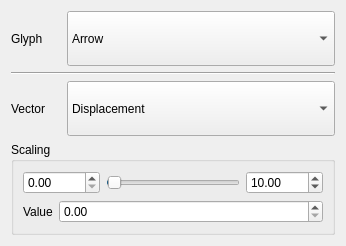
First picture: the form in src/Mod/Fem/Gui/TaskPostGlyph.ui, repository Walgri/FreeCAD_bhb, before the edit.
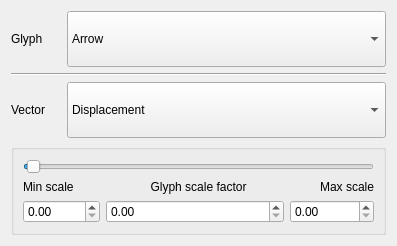
Second picture: the form after the edit.

Commit message: Glyph improvements in task panel

The edit to the form file:
```diff
--- a/src/Mod/Fem/Gui/TaskPostGlyph.ui
+++ b/src/Mod/Fem/Gui/TaskPostGlyph.ui
@@ -6,7 +6,7 @@
    <rect>
     <x>0</x>
     <y>0</y>
-    <width>346</width>
+    <width>397</width>
     <height>246</height>
    </rect>
   </property>
@@ -141,34 +141,10 @@
       </sizepolicy>
      </property>
      <property name="title">
-      <string>Scaling</string>
+      <string/>
      </property>
      <layout class="QVBoxLayout" name="verticalLayout_2">
       <item>
-       <layout class="QHBoxLayout" name="horizontalLayout_2">
-        <item>
-         <widget class="QDoubleSpinBox" name="Min">
-          <property name="sizePolicy">
-           <sizepolicy hsizetype="Fixed" vsizetype="Fixed">
-            <horstretch>0</horstretch>
-            <verstretch>0</verstretch>
-           </sizepolicy>
-          </property>
-          <property name="minimumSize">
-           <size>
-            <width>20</width>
-            <height>0</height>
-           </size>
-          </property>
-          <property name="maximum">
-           <double>99999.000000000000000</double>
-          </property>
-          <property name="value">
-           <double>0.000000000000000</double>
-          </property>
-         </widget>
-        </item>
-        <item>
          <widget class="QSlider" name="Slider">
           <property name="sizePolicy">
            <sizepolicy hsizetype="MinimumExpanding" vsizetype="Fixed">
@@ -203,7 +179,49 @@
          </widget>
         </item>
         <item>
-         <widget class="QDoubleSpinBox" name="Max">
+       <layout class="QHBoxLayout" name="horizontalLayout_5">
+        <item>
+         <widget class="QLabel" name="label_4">
+          <property name="sizePolicy">
+           <sizepolicy hsizetype="Minimum" vsizetype="Minimum">
+            <horstretch>0</horstretch>
+            <verstretch>0</verstretch>
+           </sizepolicy>
+          </property>
+          <property name="text">
+           <string>Min scale</string>
+          </property>
+         </widget>
+        </item>
+        <item>
+         <widget class="QLabel" name="label_5">
+          <property name="text">
+           <string>Glyph scale factor</string>
+          </property>
+          <property name="alignment">
+           <set>Qt::AlignCenter</set>
+          </property>
+         </widget>
+        </item>
+        <item>
+         <widget class="QLabel" name="label_6">
+          <property name="layoutDirection">
+           <enum>Qt::LeftToRight</enum>
+          </property>
+          <property name="text">
+           <string>Max scale</string>
+          </property>
+          <property name="alignment">
+           <set>Qt::AlignRight|Qt::AlignTrailing|Qt::AlignVCenter</set>
+          </property>
+         </widget>
+        </item>
+       </layout>
+      </item>
+      <item>
+       <layout class="QHBoxLayout" name="horizontalLayout_6">
+        <item>
+         <widget class="QDoubleSpinBox" name="Min">
           <property name="sizePolicy">
            <sizepolicy hsizetype="Fixed" vsizetype="Fixed">
             <horstretch>0</horstretch>
@@ -216,22 +234,11 @@
             <height>0</height>
            </size>
           </property>
+          <property name="decimals">
+           <number>2</number>
+          </property>
           <property name="maximum">
            <double>99999.000000000000000</double>
-          </property>
-          <property name="value">
-           <double>10.000000000000000</double>
-          </property>
-         </widget>
-        </item>
-       </layout>
-      </item>
-      <item>
-       <layout class="QHBoxLayout" name="horizontalLayout_4">
-        <item>
-         <widget class="QLabel" name="label_3">
-          <property name="text">
-           <string>Value</string>
           </property>
          </widget>
         </item>
@@ -243,8 +250,39 @@
             <verstretch>0</verstretch>
            </sizepolicy>
           </property>
+          <property name="alignment">
+           <set>Qt::AlignLeading|Qt::AlignLeft|Qt::AlignVCenter</set>
+          </property>
+          <property name="decimals">
+           <number>2</number>
+          </property>
+          <property name="maximum">
+           <double>9999999.000000000000000</double>
+          </property>
          </widget>
         </item>
+        <item>
+         <widget class="QDoubleSpinBox" name="Max">
+          <property name="sizePolicy">
+           <sizepolicy hsizetype="Fixed" vsizetype="Fixed">
+            <horstretch>0</horstretch>
+            <verstretch>0</verstretch>
+           </sizepolicy>
+          </property>
+          <property name="minimumSize">
+           <size>
+            <width>20</width>
+            <height>0</height>
+           </size>
+          </property>
+          <property name="decimals">
+           <number>2</number>
+          </property>
+          <property name="maximum">
+           <double>1000000.000000000000000</double>
+          </property>
+         </widget>
+        </item>
        </layout>
       </item>
      </layout>
```
Left out of the diff: 2 changed lines with no effect on the pictures. Lines whose indentation alone changed are shown as unchanged. The commit also changes 1 other file.
